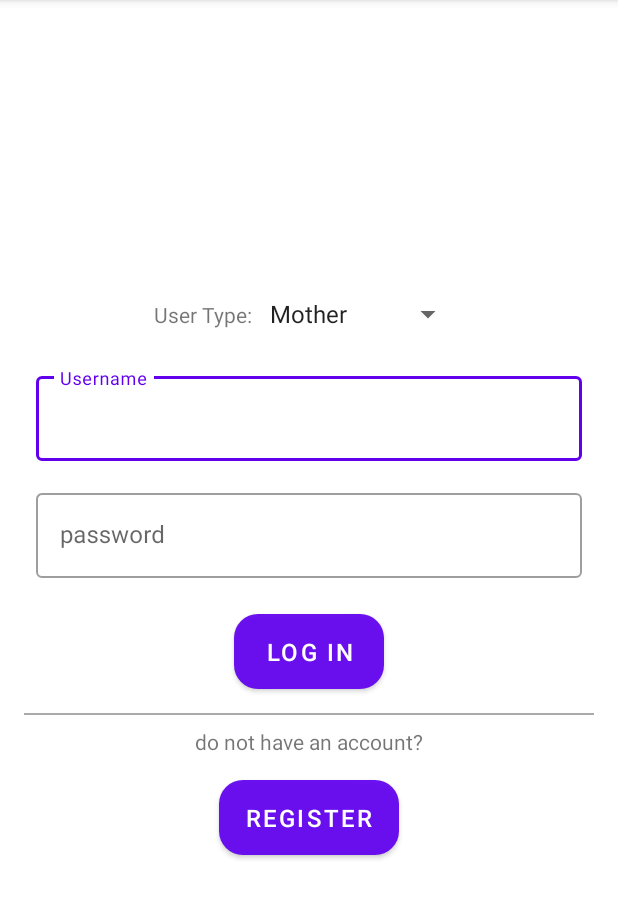
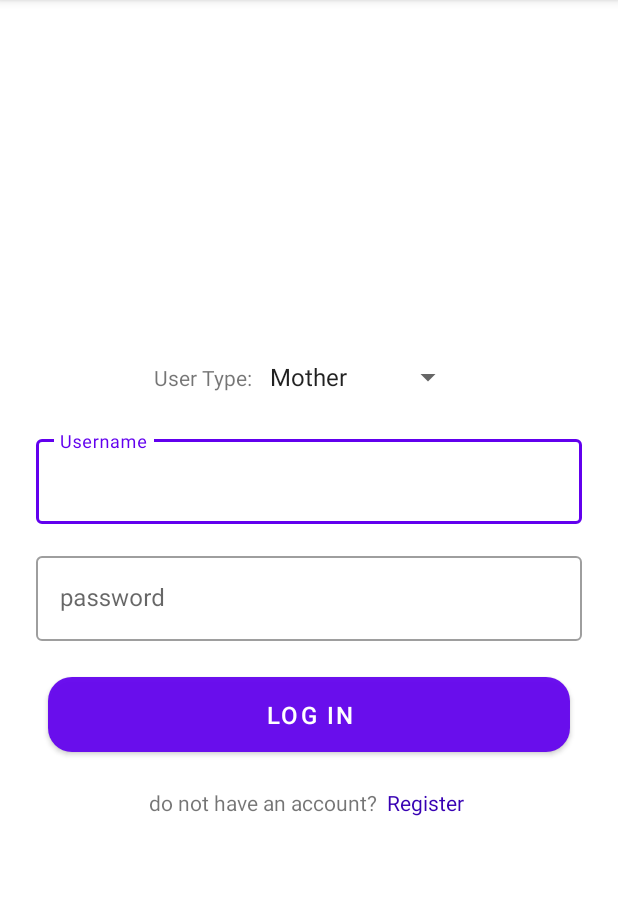
Before and after one commit to abeni5049/Health-Advisor, an Android app: the screen it shows after launch (LoginActivity), on a phone screen of 412 x 824 dp, the part 84-1003 px from its top. Run offline under Robolectric (Android 15) with nearby library versions, the phone set to English and light mode, and no system bars.

Commit message:
login page modified

```diff
--- a/app/src/main/res/layout/activity_login.xml
+++ b/app/src/main/res/layout/activity_login.xml
@@ -64,32 +64,30 @@
         android:padding="8dp"
         android:text="Log in"
         android:textSize="16sp"
-        android:layout_width="100dp"
+        android:layout_width="match_parent"
         android:layout_height="wrap_content"
         android:background="@drawable/rounded_button"
         android:layout_gravity="center"
         />
 
-    <View
-        android:padding="8dp"
-        android:layout_width="match_parent"
-        android:layout_height="1dp"
-        android:background="@android:color/darker_gray"/>
 
-    <TextView
-        android:paddingTop="8dp"
+    <LinearLayout
         android:layout_width="wrap_content"
         android:layout_height="wrap_content"
-        android:text="do not have an account?" />
+        android:orientation="horizontal">
 
-    <Button
-        android:layout_margin="16dp"
-        android:padding="8dp"
-        android:text="Register"
-        android:textSize="16sp"
-        android:layout_width="120dp"
-        android:layout_height="wrap_content"
-        android:background="@drawable/rounded_button"
-        android:layout_gravity="center"
-        />
+        <TextView
+            android:paddingTop="8dp"
+            android:layout_width="wrap_content"
+            android:layout_height="wrap_content"
+            android:text="do not have an account? " />
+
+        <TextView
+            android:paddingTop="8dp"
+            android:layout_width="wrap_content"
+            android:layout_height="wrap_content"
+            android:textColor="@color/purple_700"
+            android:text=" Register " />
+
+    </LinearLayout>
 </LinearLayout>
```
